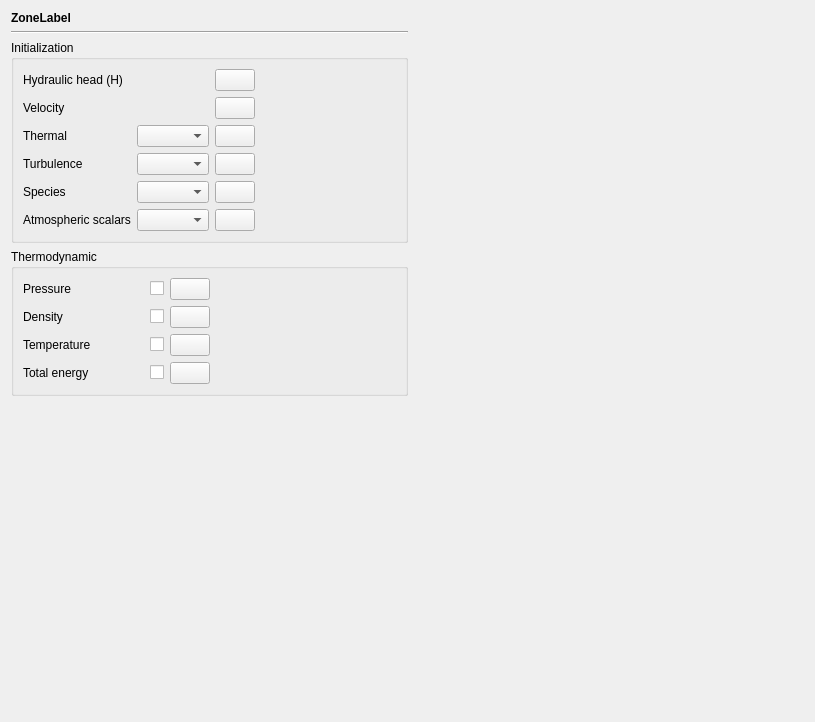
Old version of the form gui/Pages/InitializationForm.ui in the repository code-saturne/code_saturne.
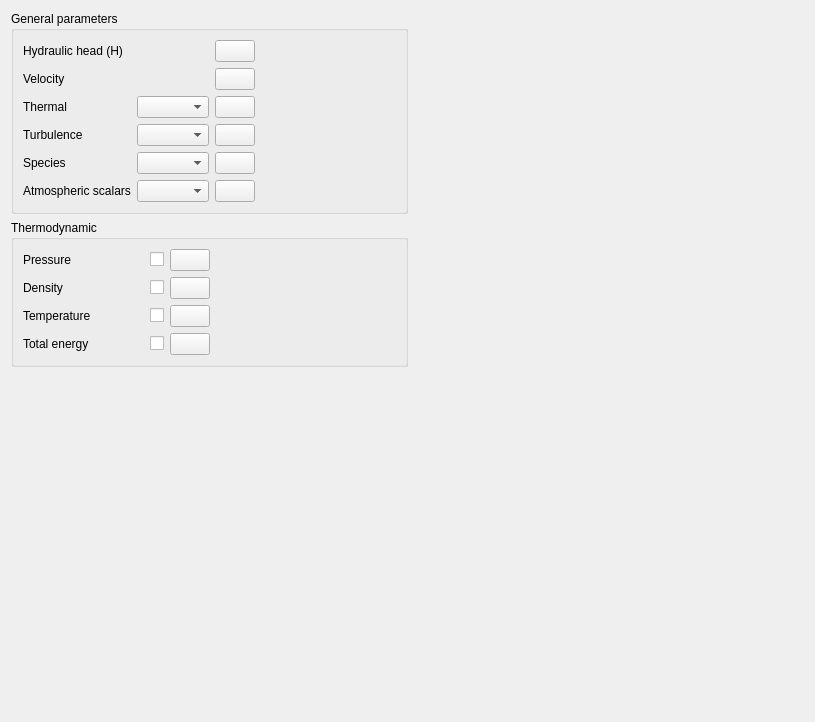
New version of the form. Icons and pictures are not drawn.

Commit message: Clean volumic zone display

What changed in the file:
```diff
--- a/gui/Pages/InitializationForm.ui
+++ b/gui/Pages/InitializationForm.ui
@@ -16,20 +16,6 @@
   <layout class="QGridLayout" name="gridLayout_2">
    <item row="0" column="0" rowspan="2">
     <layout class="QVBoxLayout" name="verticalLayout_2">
-     <item>
-      <widget class="QLabel" name="zoneLabel">
-       <property name="text">
-        <string>&lt;html&gt;&lt;head/&gt;&lt;body&gt;&lt;p&gt;&lt;span style=&quot; font-weight:600;&quot;&gt;ZoneLabel&lt;/span&gt;&lt;/p&gt;&lt;/body&gt;&lt;/html&gt;</string>
-       </property>
-      </widget>
-     </item>
-     <item>
-      <widget class="Line" name="line">
-       <property name="orientation">
-        <enum>Qt::Horizontal</enum>
-       </property>
-      </widget>
-     </item>
      <item>
       <widget class="QGroupBox" name="groupBoxZone">
        <property name="toolTip">
@@ -39,7 +25,7 @@
         </string>
        </property>
        <property name="title">
-        <string>Initialization</string>
+        <string>General parameters</string>
        </property>
        <layout class="QGridLayout" name="gridLayout">
         <item row="1" column="0" rowspan="2" colspan="2">
```
The commit also changes 13 other files.
